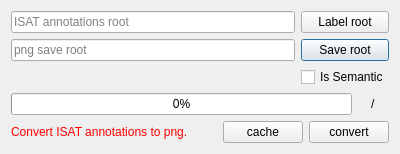
Above: ui/convert_dialog.ui from yatengLG/ISAT before the change. Below: the same form after it.
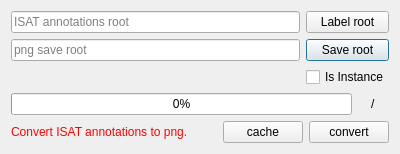
That is the form after the change.

Commit message: add instance and semantic display by bit map. fix bug.

```diff
--- a/ui/convert_dialog.ui
+++ b/ui/convert_dialog.ui
@@ -70,7 +70,7 @@
          <string/>
         </property>
         <property name="text">
-         <string>Is Semantic</string>
+         <string>Is Instance</string>
         </property>
        </widget>
       </item>
```
Left out of the diff: 2 changed lines with no effect on the pictures. The commit also changes 37 other files.
